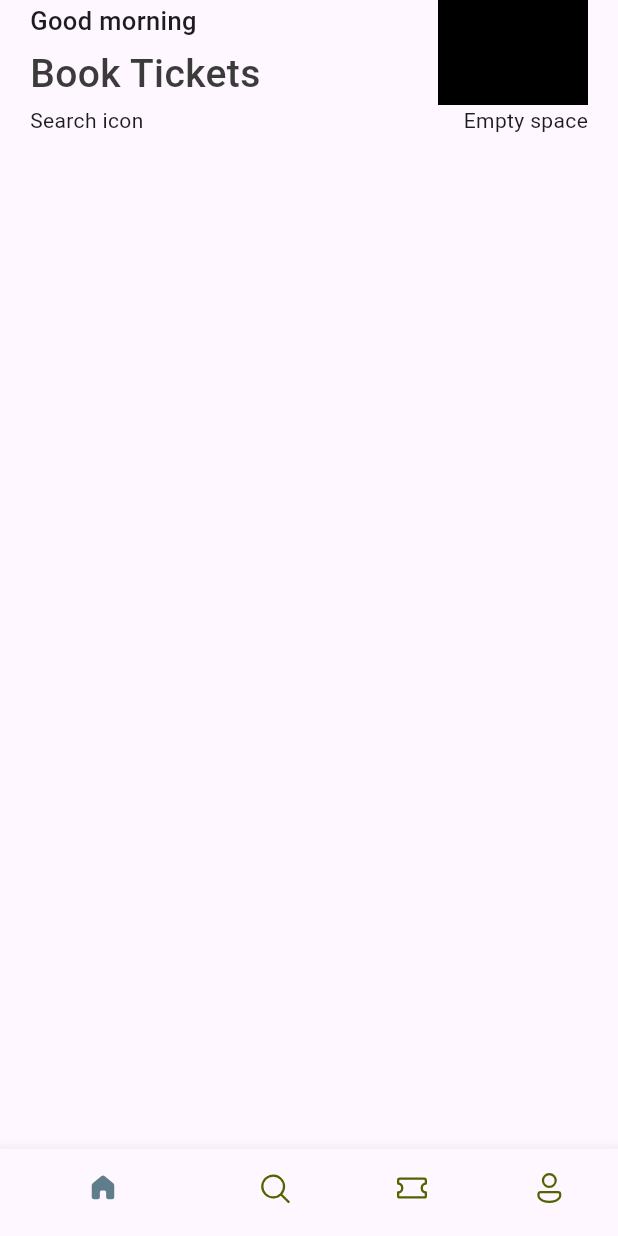
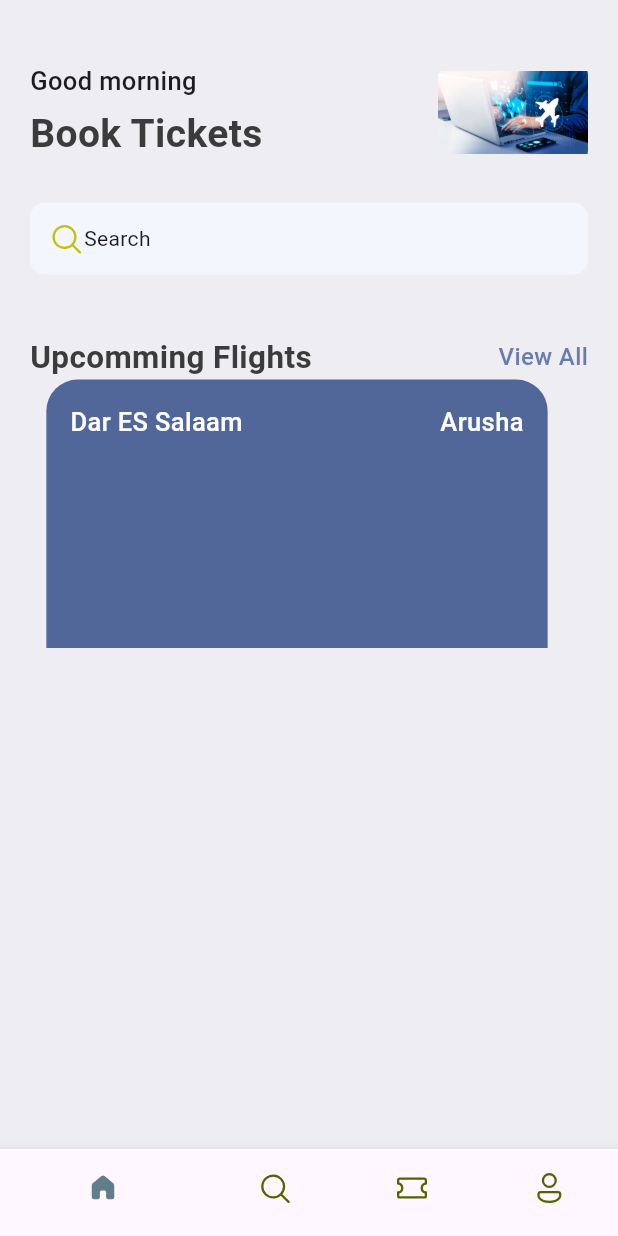
Before and after one commit to badnewz5/Hotel_booking_and-ticketing_booking, a Flutter app: the screen it shows after launch, on a phone screen of 412 x 824 dp. Run offline on Flutter 3.47's test engine with Material 3 defaults, Android fonts, the phone set to English and light mode, and no system bars; our stand-ins replace fluentui_icons.

Commit message:
layout and app theme and style

```diff
--- /dev/null
+++ b/lib/base/res/media/media.dart
@@ -0,0 +1,5 @@
+class AppMedai {
+  static const _baseImage = "assets/logo";
+
+  static const logo = "$_baseImage/logo2.jpg";
+}
--- a/lib/base/res/styles/app_styles.dart
+++ b/lib/base/res/styles/app_styles.dart
@@ -5,10 +5,23 @@ Color primary = const Color(0xFF687daf);
 class AppStyles {
   static Color primaryColor = primary;
   static Color textColor = const Color(0xFF3b3b3b);
+  static Color bgColor = const Color(0xFFeeedf2);
+  static Color ticketBlue = const Color(0xFF526799);
+
+  static TextStyle textStyle = TextStyle(
+    fontSize: 16.0,
+    color: textColor,
+    fontWeight: FontWeight.w500,
+  );
 
   static TextStyle headLineStyle1 = TextStyle(
     fontSize: 26.0,
-    fontWeight: FontWeight.w500,
+    fontWeight: FontWeight.bold,
+    color: textColor,
+  );
+  static TextStyle headLineStyle2 = TextStyle(
+    fontSize: 21.0,
+    fontWeight: FontWeight.bold,
     color: textColor,
   );
   static TextStyle headLineStyle3 = const TextStyle(
--- /dev/null
+++ b/lib/base/widget/app_double_text.dart
@@ -0,0 +1,31 @@
+import 'package:app/base/res/styles/app_styles.dart';
+import 'package:flutter/material.dart';
+
+class AppDoubleText extends StatelessWidget {
+  const AppDoubleText(
+      {super.key, required this.bigText, required this.smallText});
+  final String bigText;
+  final String smallText;
+
+  @override
+  Widget build(BuildContext context) {
+    return Row(
+      mainAxisAlignment: MainAxisAlignment.spaceBetween,
+      children: [
+        Text(
+          bigText,
+          style: AppStyles.headLineStyle2,
+        ),
+        InkWell(
+          onTap: () {},
+          child: Text(
+            smallText,
+            style: AppStyles.textStyle.copyWith(
+              color: AppStyles.primaryColor,
+            ),
+          ),
+        ),
+      ],
+    );
+  }
+}
--- /dev/null
+++ b/lib/base/widget/ticket_view.dart
@@ -0,0 +1,49 @@
+import 'package:app/base/res/styles/app_styles.dart';
+import 'package:flutter/material.dart';
+
+class TicketView extends StatelessWidget {
+  const TicketView({super.key});
+
+  @override
+  Widget build(BuildContext context) {
+    final size = MediaQuery.of(context).size;
+    return SizedBox(
+      width: size.width * 0.85,
+      height: 179.0,
+      child: Container(
+        margin: const EdgeInsets.only(right: 16.0),
+        padding: EdgeInsets.all(16.0),
+        child: Column(
+          children: [
+            Row(
+              children: [
+                Text(
+                  'Dar ES Salaam',
+                  style: AppStyles.headLineStyle3.copyWith(
+                    color: Colors.white,
+                  ),
+                ),
+                Expanded(
+                  child: Container(),
+                ),
+                Text(
+                  'Arusha',
+                  style: AppStyles.headLineStyle3.copyWith(
+                    color: Colors.white,
+                  ),
+                ),
+              ],
+            ),
+          ],
+        ),
+        decoration: BoxDecoration(
+          color: AppStyles.ticketBlue,
+          borderRadius: BorderRadius.only(
+            topLeft: Radius.circular(21),
+            topRight: Radius.circular(21),
+          ),
+        ),
+      ),
+    );
+  }
+}
--- a/lib/screens/home_screen.dart
+++ b/lib/screens/home_screen.dart
@@ -1,4 +1,8 @@
+import 'package:app/base/res/media/media.dart';
 import 'package:app/base/res/styles/app_styles.dart';
+import 'package:app/base/widget/app_double_text.dart';
+import 'package:app/base/widget/ticket_view.dart';
+import 'package:fluentui_icons/fluentui_icons.dart';
 import 'package:flutter/material.dart';
 
 class HomeScreen extends StatelessWidget {
@@ -7,8 +11,10 @@ class HomeScreen extends StatelessWidget {
   @override
   Widget build(BuildContext context) {
     return Scaffold(
+      backgroundColor: AppStyles.bgColor,
       body: ListView(
         children: [
+          const SizedBox(height: 40),
           Container(
             padding: const EdgeInsets.symmetric(horizontal: 20),
             child: Column(
@@ -31,22 +37,42 @@ class HomeScreen extends StatelessWidget {
                       ],
                     ),
                     Container(
-                      color: Colors.black,
                       width: 100.0,
                       height: 70.0,
-                    )
+                      decoration: BoxDecoration(
+                        borderRadius: BorderRadius.circular(10),
+                        image: const DecorationImage(
+                          image: AssetImage(AppMedai.logo),
+                        ),
+                      ),
+                    ),
                   ],
                 ),
-                const Row(
-                  mainAxisAlignment: MainAxisAlignment.spaceBetween,
-                  children: [
-                    Text('Search icon'),
-                    Text('Empty space'),
-                  ],
-                )
+                const SizedBox(height: 25),
+                Container(
+                  padding:
+                      const EdgeInsets.symmetric(horizontal: 12, vertical: 12),
+                  decoration: BoxDecoration(
+                      borderRadius: BorderRadius.circular(10),
+                      color: const Color(0xFFF4F6FD)),
+                  child: const Row(
+                    // mainAxisAlignment: MainAxisAlignment.spaceBetween,
+                    children: [
+                      Icon(
+                        FluentSystemIcons.ic_fluent_search_regular,
+                        color: Color(0xFFBFC205),
+                      ),
+                      Text('Search'),
+                    ],
+                  ),
+                ),
+                const SizedBox(height: 40),
+                const AppDoubleText(
+                    bigText: 'Upcomming Flights', smallText: 'View All'),
+                const TicketView(),
               ],
             ),
-          )
+          ),
         ],
       ),
     );
--- a/pubspec.yaml
+++ b/pubspec.yaml
@@ -61,8 +61,8 @@ flutter:
   uses-material-design: true
 
   # To add assets to your application, add an assets section, like this:
-  # assets:
-  #   - images/a_dot_burr.jpeg
+  assets:
+    - assets/logo/
   #   - images/a_dot_ham.jpeg
 
   # An image asset can refer to one or more resolution-specific "variants", see
```
Also changed, not shown: assets/logo/log.jpg (added), assets/logo/logo.png (added), assets/logo/logo1.png (added), assets/logo/logo2.jpg (added).
